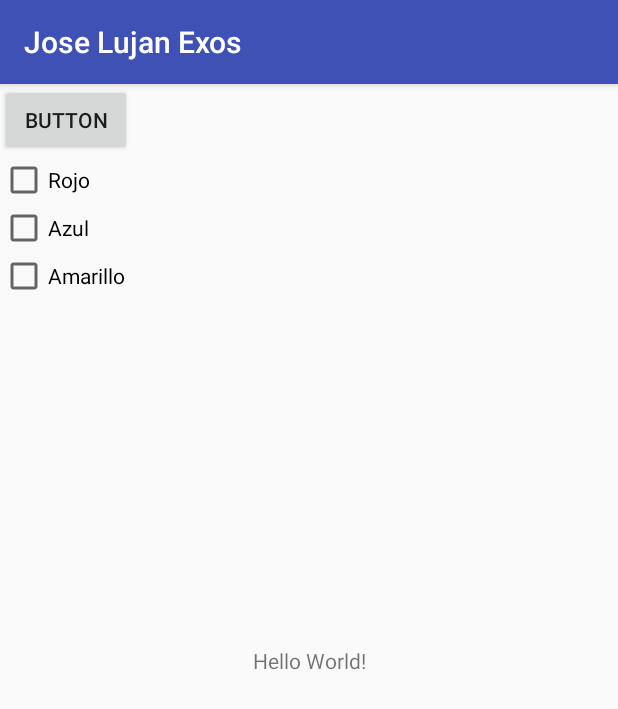
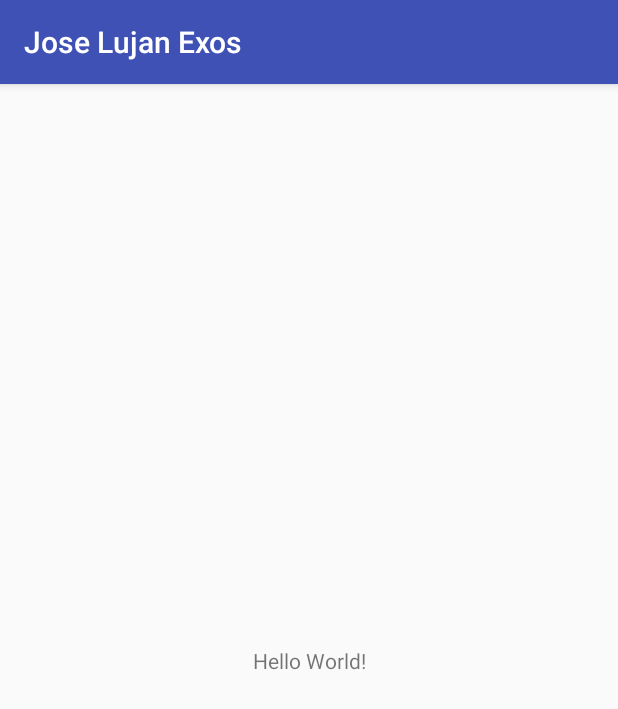
Before and after one commit to Loic755/OracleApp2, an Android app: the screen it shows after launch (MainActivity), on a phone screen of 412 x 824 dp. Shown: the top 709 px of the screen. Run offline under Robolectric (Android 15) with nearby library versions, the phone set to English and light mode, and no system bars.

```diff
--- a/app/src/main/java/exos/lujan/jose/joselujanexos/MainActivity.java
+++ b/app/src/main/java/exos/lujan/jose/joselujanexos/MainActivity.java
@@ -2,38 +2,12 @@ package exos.lujan.jose.joselujanexos;
 
 import android.support.v7.app.AppCompatActivity;
 import android.os.Bundle;
-import android.view.View;
-import android.widget.Button;
-import android.widget.CheckBox;
-import android.widget.Toast;
 
-public class MainActivity extends AppCompatActivity implements View.OnClickListener {
-    Button boton;
-    CheckBox checkR,checkA,checkAm;
+public class MainActivity extends AppCompatActivity {
 
     @Override
     protected void onCreate(Bundle savedInstanceState) {
         super.onCreate(savedInstanceState);
         setContentView(R.layout.activity_main);
-
-        boton = (Button) findViewById(R.id.button);
-        boton.setOnClickListener(this);
-
-        checkR = (CheckBox)  findViewById(R.id.uno);
-        checkA = (CheckBox)  findViewById(R.id.dos);
-        checkAm = (CheckBox)  findViewById(R.id.tres);
-
-
-    }
-
-    @Override
-    public void onClick(View v) {
-        StringBuffer result = new StringBuffer();
-        result.append("Rojo: ").append(checkR.isChecked());
-        result.append("Azul: ").append(checkA.isChecked());
-        result.append("Amarillo: ").append(checkAm.isChecked());
-       // Toast.makeText(getApplicationContext(),"Hola eso es un toast",Toast.LENGTH_SHORT).show() ;
-        //Toast.makeText(MainActivity.this,result.toString(),Toast.LENGTH_SHORT).show();
-        Toast.makeText(getApplicationContext(),result.toString(),Toast.LENGTH_SHORT).show();
     }
 }
--- a/app/src/main/res/layout/activity_main.xml
+++ b/app/src/main/res/layout/activity_main.xml
@@ -15,45 +15,4 @@
         app:layout_constraintRight_toRightOf="parent"
         app:layout_constraintTop_toTopOf="parent" />
 
-    <LinearLayout
-        android:layout_width="wrap_content"
-        android:layout_height="wrap_content"
-        android:orientation="vertical"
-        tools:layout_editor_absoluteY="8dp"
-        tools:layout_editor_absoluteX="8dp">
-
-        <Button
-            android:id="@+id/button"
-            android:layout_width="match_parent"
-            android:layout_height="wrap_content"
-            android:text="Button"
-            tools:layout_editor_absoluteX="148dp"
-            tools:layout_editor_absoluteY="25dp" />
-
-        <CheckBox
-            android:id="@+id/uno"
-            android:layout_width="match_parent"
-            android:layout_height="wrap_content"
-            android:text="Rojo"
-            tools:layout_editor_absoluteX="43dp"
-            tools:layout_editor_absoluteY="301dp" />
-
-        <CheckBox
-            android:id="@+id/dos"
-            android:layout_width="match_parent"
-            android:layout_height="wrap_content"
-            android:text="Azul"
-            tools:layout_editor_absoluteX="43dp"
-            tools:layout_editor_absoluteY="359dp" />
-
-        <CheckBox
-            android:id="@+id/tres"
-            android:layout_width="match_parent"
-            android:layout_height="wrap_content"
-            android:text="Amarillo"
-            tools:layout_editor_absoluteX="43dp"
-            tools:layout_editor_absoluteY="419dp" />
-
-    </LinearLayout>
-
 </android.support.constraint.ConstraintLayout>
```
